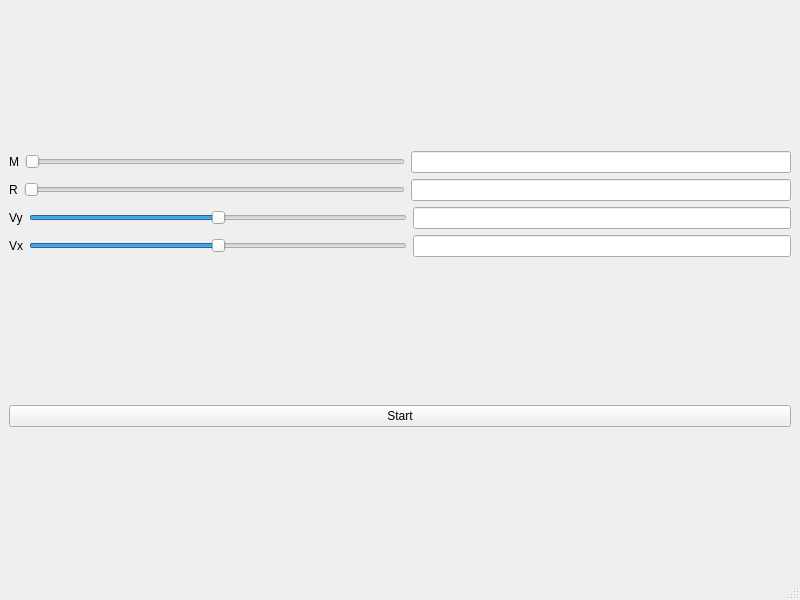
Old version of the form mainwindow.ui in the repository Jafaar0/ball-simulation.
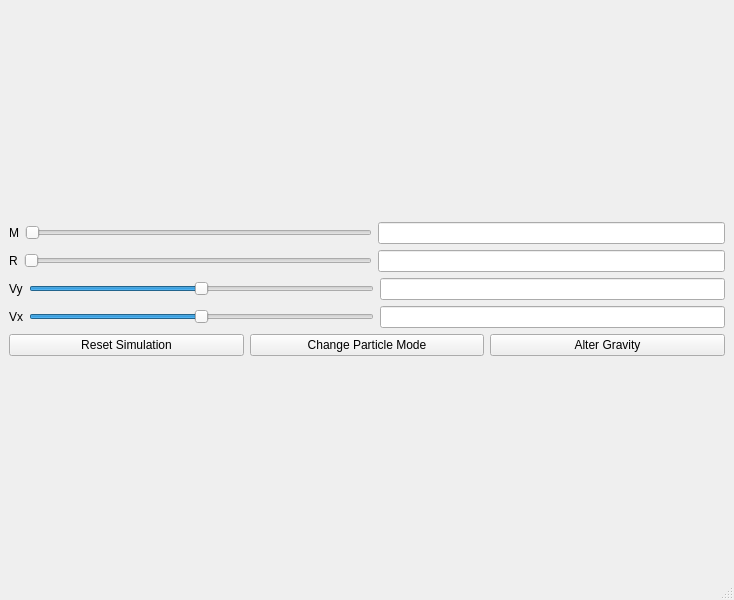
New version of the form.

```diff
--- a/mainwindow.ui
+++ b/mainwindow.ui
@@ -6,7 +6,7 @@
    <rect>
     <x>0</x>
     <y>0</y>
-    <width>800</width>
+    <width>734</width>
     <height>600</height>
    </rect>
   </property>
@@ -125,14 +125,32 @@
         </item>
        </layout>
       </item>
-     </layout>
+      <item>
+       <layout class="QHBoxLayout" name="horizontalLayout_5">
+        <item>
+         <widget class="QPushButton" name="resetButton">
+          <property name="text">
+           <string>Reset Simulation</string>
+          </property>
+         </widget>
     </item>
     <item>
-     <widget class="QPushButton" name="start_button">
+         <widget class="QPushButton" name="modeButton">
       <property name="text">
-       <string>Start</string>
-      </property>
-     </widget>
+           <string>Change Particle Mode</string>
+          </property>
+         </widget>
+        </item>
+        <item>
+         <widget class="QPushButton" name="gravityButton">
+          <property name="text">
+           <string>Alter Gravity</string>
+          </property>
+         </widget>
+        </item>
+       </layout>
+      </item>
+     </layout>
     </item>
    </layout>
   </widget>
```
Left out of the diff: 2 changed lines with no effect on the pictures. Lines whose indentation alone changed are shown as unchanged.
